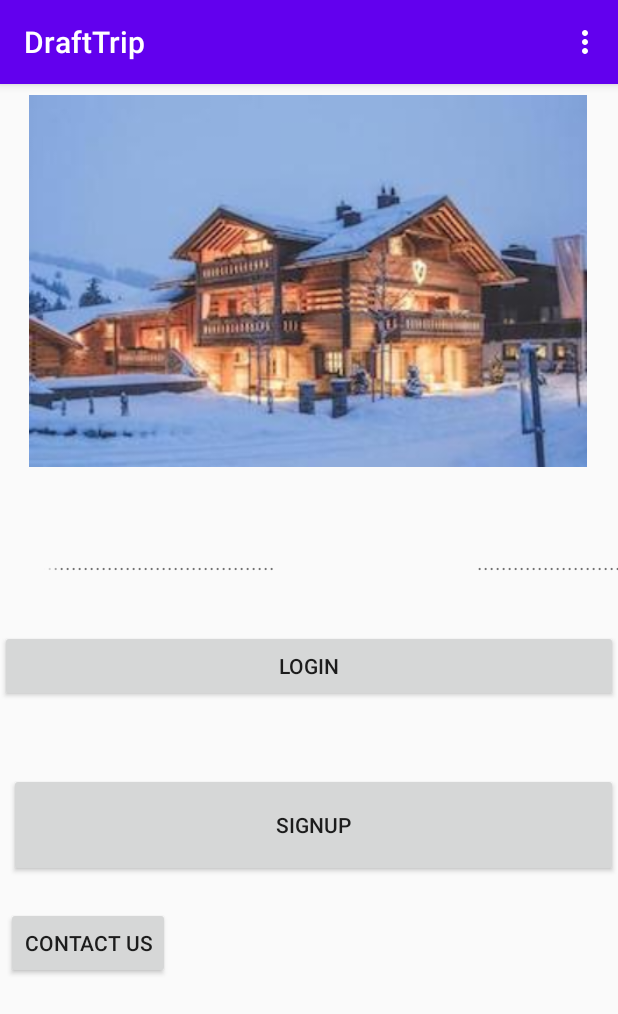
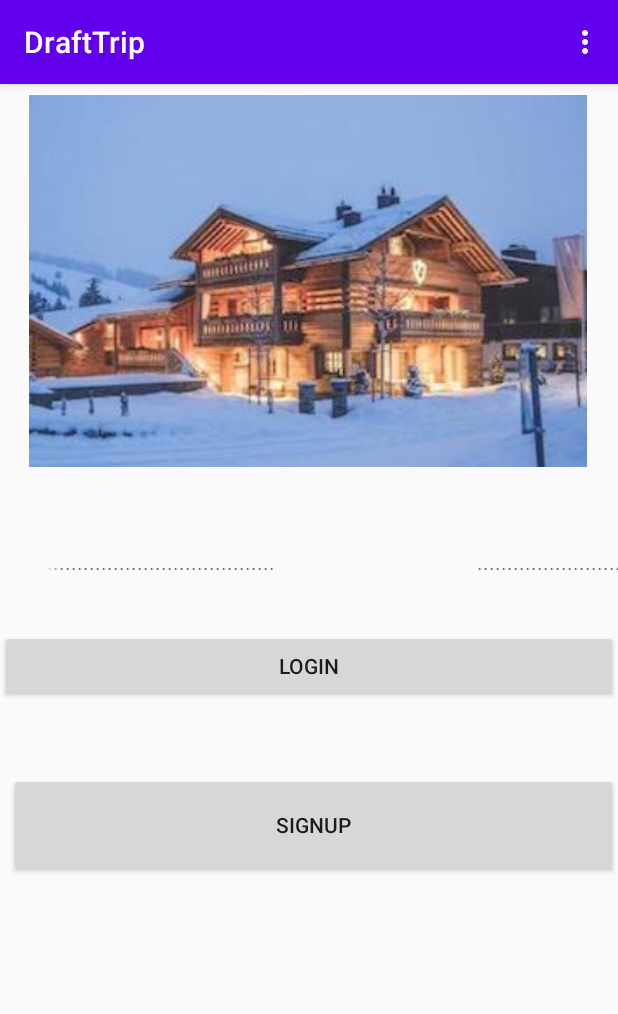
Before and after one commit to Navan005/DraftTrip, an Android app: the screen it shows after launch (MainActivity), on a phone screen of 412 x 824 dp. Shown: the top 1014 px of the screen. Run offline under Robolectric (Android 15) with nearby library versions, the phone set to English and light mode, and no system bars.

Commit message:
by harpal

```diff
--- a/app/src/main/java/com/example/drafttrip/MainActivity.java
+++ b/app/src/main/java/com/example/drafttrip/MainActivity.java
@@ -18,7 +18,6 @@ public class MainActivity extends AppCompatActivity {
 
     private Button signup;
     private Button login;
-    private Button contact;
     private Button menu;
 
     @Override
@@ -46,15 +45,6 @@ signup=(Button)findViewById(R.id.button2);
             @Override
             public void onClick(View view) {
                 Intent intent1=new Intent(MainActivity.this, signin.class);
-                media.start();
-                startActivity(intent1);
-            }
-        });
-        contact=(Button)findViewById(R.id.button4);
-        contact.setOnClickListener(new View.OnClickListener() {
-            @Override
-            public void onClick(View view) {
-                Intent intent1=new Intent(MainActivity.this, Contact.class);
                 media.start();
                 startActivity(intent1);
             }
--- a/app/src/main/res/layout/activity_main.xml
+++ b/app/src/main/res/layout/activity_main.xml
@@ -55,14 +55,4 @@
         app:layout_constraintStart_toStartOf="parent"
         app:layout_constraintTop_toBottomOf="@+id/imageView3" />
 
-    <Button
-        android:id="@+id/button4"
-        android:layout_width="wrap_content"
-        android:layout_height="wrap_content"
-        android:layout_marginStart="4dp"
-        android:layout_marginTop="20dp"
-        android:text="Contact Us"
-        app:layout_constraintStart_toStartOf="parent"
-        app:layout_constraintTop_toBottomOf="@+id/button2" />
-
 </androidx.constraintlayout.widget.ConstraintLayout>
```
